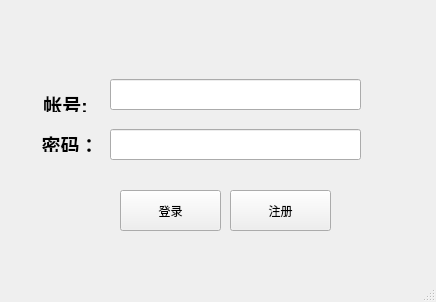
Above: mainwindow.ui from mrbian/CS-Wuliao before the change. Below: the same form after it.
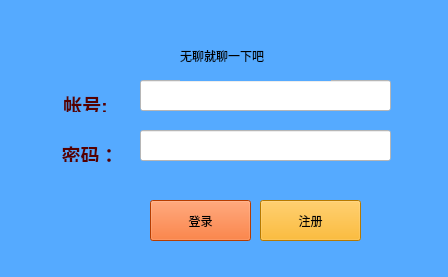
That is the form after the change. Icons and pictures are not drawn.

```diff
--- a/mainwindow.ui
+++ b/mainwindow.ui
@@ -6,26 +6,36 @@
    <rect>
     <x>0</x>
     <y>0</y>
-    <width>436</width>
-    <height>302</height>
+    <width>448</width>
+    <height>277</height>
    </rect>
   </property>
   <property name="windowTitle">
-   <string>MainWindow</string>
+   <string>O(∩_∩)O无聊来登录</string>
+  </property>
+  <property name="styleSheet">
+   <string notr="true">background-color: rgb(85, 170, 255);
+border-color: rgb(85, 0, 127);</string>
   </property>
   <property name="documentMode">
    <bool>false</bool>
   </property>
+  <property name="tabShape">
+   <enum>QTabWidget::Rounded</enum>
+  </property>
   <widget class="QWidget" name="centralWidget">
    <widget class="QPushButton" name="pushButton_login">
     <property name="geometry">
      <rect>
-      <x>120</x>
-      <y>190</y>
+      <x>150</x>
+      <y>200</y>
       <width>101</width>
       <height>41</height>
      </rect>
     </property>
+    <property name="styleSheet">
+     <string notr="true">background-color: rgb(255, 85, 0);</string>
+    </property>
     <property name="text">
      <string>登录</string>
     </property>
@@ -33,12 +43,15 @@
    <widget class="QPushButton" name="pushButton_submit">
     <property name="geometry">
      <rect>
-      <x>230</x>
-      <y>190</y>
+      <x>260</x>
+      <y>200</y>
       <width>101</width>
       <height>41</height>
      </rect>
     </property>
+    <property name="styleSheet">
+     <string notr="true">background-color: rgb(255, 170, 0);</string>
+    </property>
     <property name="text">
      <string>注册</string>
     </property>
@@ -49,12 +62,15 @@
    <widget class="QLabel" name="label">
     <property name="geometry">
      <rect>
-      <x>40</x>
+      <x>60</x>
       <y>90</y>
       <width>51</width>
       <height>22</height>
      </rect>
     </property>
+    <property name="styleSheet">
+     <string notr="true">color: rgb(85, 0, 0);</string>
+    </property>
     <property name="text">
      <string>&lt;!DOCTYPE HTML PUBLIC &quot;-//W3C//DTD HTML 4.0//EN&quot; &quot;http://www.w3.org/TR/REC-html40/strict.dtd&quot;&gt;
 &lt;html&gt;&lt;head&gt;&lt;meta name=&quot;qrichtext&quot; content=&quot;1&quot; /&gt;&lt;style type=&quot;text/css&quot;&gt;
@@ -66,12 +82,15 @@
    <widget class="QLabel" name="label_2">
     <property name="geometry">
      <rect>
-      <x>40</x>
-      <y>130</y>
+      <x>60</x>
+      <y>140</y>
       <width>60</width>
       <height>22</height>
      </rect>
     </property>
+    <property name="styleSheet">
+     <string notr="true">color: rgb(85, 0, 0);</string>
+    </property>
     <property name="text">
      <string>&lt;!DOCTYPE HTML PUBLIC &quot;-//W3C//DTD HTML 4.0//EN&quot; &quot;http://www.w3.org/TR/REC-html40/strict.dtd&quot;&gt;
 &lt;html&gt;&lt;head&gt;&lt;meta name=&quot;qrichtext&quot; content=&quot;1&quot; /&gt;&lt;style type=&quot;text/css&quot;&gt;
@@ -83,21 +102,61 @@
    <widget class="QLineEdit" name="lineEdit_account">
     <property name="geometry">
      <rect>
-      <x>110</x>
-      <y>79</y>
+      <x>140</x>
+      <y>80</y>
       <width>251</width>
       <height>31</height>
      </rect>
     </property>
+    <property name="styleSheet">
+     <string notr="true">background-color: rgb(255, 255, 255);</string>
+    </property>
    </widget>
    <widget class="QLineEdit" name="lineEdit_password">
     <property name="geometry">
      <rect>
-      <x>110</x>
-      <y>129</y>
+      <x>140</x>
+      <y>130</y>
       <width>251</width>
       <height>31</height>
      </rect>
+    </property>
+    <property name="styleSheet">
+     <string notr="true">background-color: rgb(255, 255, 255);</string>
+    </property>
+   </widget>
+   <widget class="QLabel" name="label_logo">
+    <property name="geometry">
+     <rect>
+      <x>50</x>
+      <y>30</y>
+      <width>51</width>
+      <height>51</height>
+     </rect>
+    </property>
+    <property name="styleSheet">
+     <string notr="true">background-image: url(:/2副本.png);</string>
+    </property>
+    <property name="text">
+     <string/>
+    </property>
+   </widget>
+   <widget class="QLabel" name="label_3">
+    <property name="geometry">
+     <rect>
+      <x>180</x>
+      <y>30</y>
+      <width>151</width>
+      <height>51</height>
+     </rect>
+    </property>
+    <property name="styleSheet">
+     <string notr="true">font: 16pt &quot;宋体&quot;;
+color: rgb(0, 0, 0);
+text-align:center;</string>
+    </property>
+    <property name="text">
+     <string>无聊就聊一下吧</string>
     </property>
    </widget>
   </widget>
```
